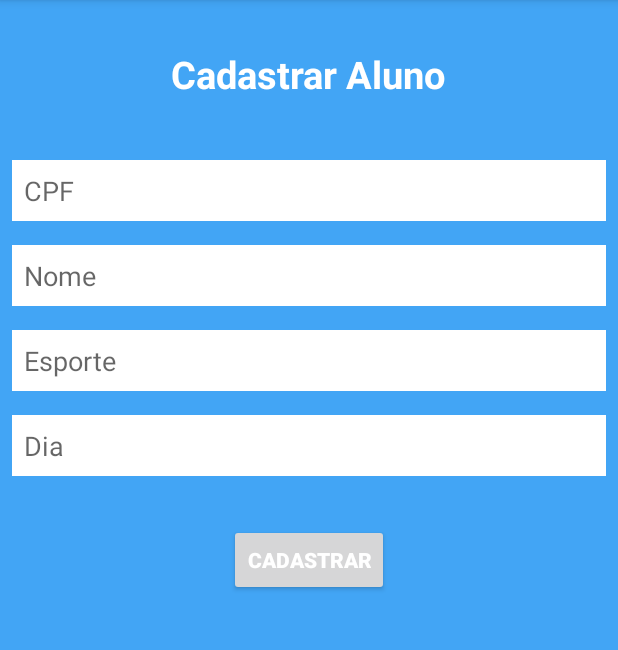
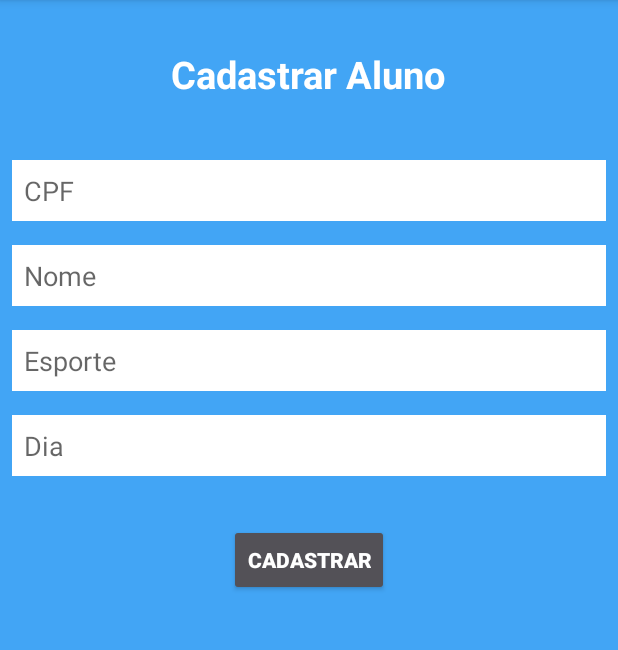
Before and after one commit to JvAvelar/app-gerenciador-matriculas, an Android app: the AddActivity screen opened directly, with no data from a screen before it, on a phone screen of 412 x 824 dp, the part 84-734 px from its top. Run offline under Robolectric (Android 15) with nearby library versions, the phone set to English and light mode, and no system bars; our stand-ins replace Room's generated code.

Commit message:
Implementação: Adicionado duas novas cores ao colors.xml

```diff
--- a/app/src/main/res/values/colors.xml
+++ b/app/src/main/res/values/colors.xml
@@ -6,5 +6,7 @@
     <color name="grayLight">#DADADA</color>
     <color name="blue">#0A84FD</color>
     <color name="blueLight">#42A5F5</color>
+    <color name="green">#43A047</color>
+    <color name="Darkgray">#535157</color>
 
 </resources>
```
